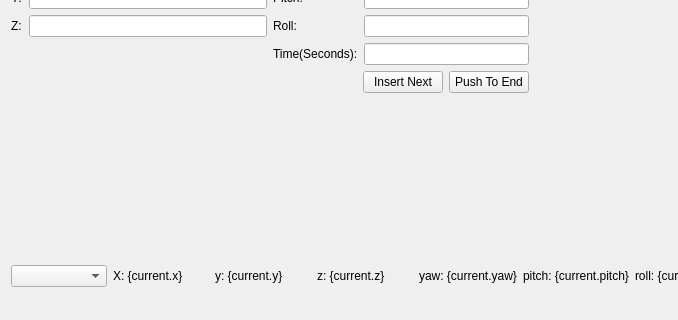
The window that mainwindow.ui (UtaCableDrivenRobot/WiredRobotApp) describes before a commit, drawn with Qt 5; both pictures show x 0 to 678 and y 88 to 408 of the 946 by 408 pixel window.
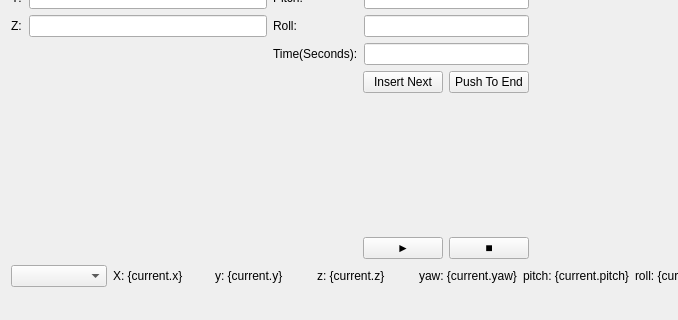
The same window after the commit. Custom widgets are drawn as their Qt base class.

The edit to the form file:
```diff
--- a/mainwindow.ui
+++ b/mainwindow.ui
@@ -180,6 +180,37 @@
             </property>
            </spacer>
           </item>
+          <item>
+           <layout class="QHBoxLayout" name="horizontalLayout">
+            <item>
+             <spacer name="horizontalSpacer_2">
+              <property name="orientation">
+               <enum>Qt::Horizontal</enum>
+              </property>
+              <property name="sizeHint" stdset="0">
+               <size>
+                <width>40</width>
+                <height>20</height>
+               </size>
+              </property>
+             </spacer>
+            </item>
+            <item>
+             <widget class="QPushButton" name="pushButton">
+              <property name="text">
+               <string>►</string>
+              </property>
+             </widget>
+            </item>
+            <item>
+             <widget class="QPushButton" name="pushButton_2">
+              <property name="text">
+               <string>■</string>
+              </property>
+             </widget>
+            </item>
+           </layout>
+          </item>
          </layout>
         </item>
         <item>
```
